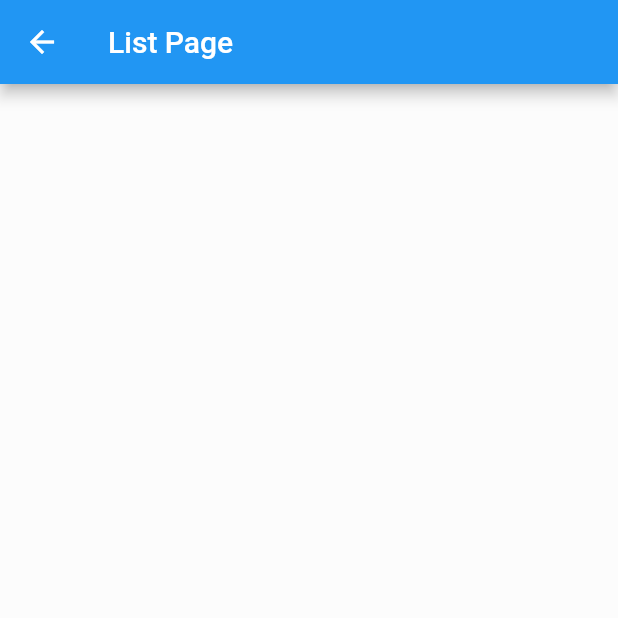
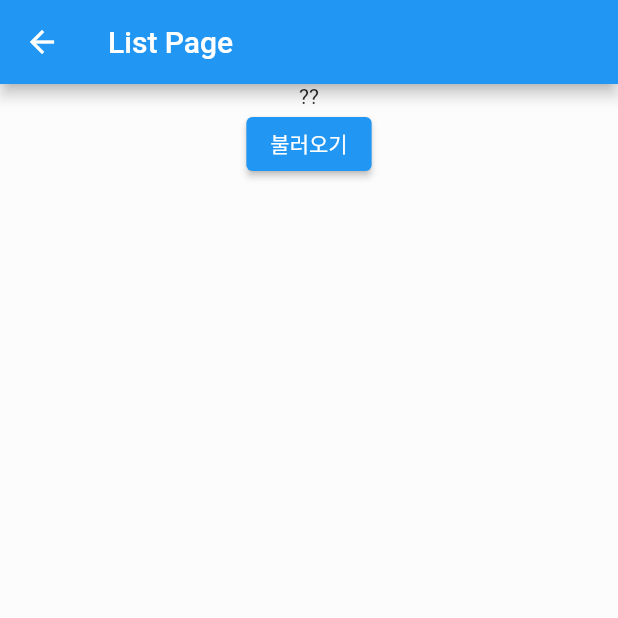
Before and after one commit to iyeaaa/Jeong-Yak-yong, a Flutter app: the ListPage screen opened directly, on a phone screen of 412 x 824 dp, the top half of it. Run offline on Flutter 3.47's test engine with Material 2 defaults, Android fonts, the phone set to English and light mode, and no system bars; our stand-ins replace cloud_firestore, firebase_auth, firebase_core, google_fonts; accounts and stored records are empty.

Commit message:
정보 수정

```diff
--- a/lib/main_pages/listpage.dart
+++ b/lib/main_pages/listpage.dart
@@ -1,5 +1,6 @@
-
+import 'package:firebase_auth/firebase_auth.dart';
 import 'package:flutter/material.dart';
+import 'package:cloud_firestore/cloud_firestore.dart';
 
 class ListPage extends StatefulWidget {
   const ListPage({Key? key}) : super(key: key);
@@ -9,6 +10,18 @@ class ListPage extends StatefulWidget {
 }
 
 class _ListPageState extends State<ListPage> {
+  FirebaseAuth firebaseAuth = FirebaseAuth.instance;
+  FirebaseFirestore firestore = FirebaseFirestore.instance;
+  var name = "??";
+  var userEmail = "";
+
+  @override
+  void initState() {
+    // TODO: implement initState
+    super.initState();
+    userEmail = firebaseAuth.currentUser!.email!;
+  }
+
   @override
   Widget build(BuildContext context) {
     return Scaffold(
@@ -16,7 +29,23 @@ class _ListPageState extends State<ListPage> {
       appBar: AppBar(
         title: const Text("List Page"),
       ),
-      body: Container(),
+      // firestore test
+      body: Center(
+        child: Column(
+          children: [
+            Text(name),
+            ElevatedButton(
+              onPressed: () async {
+                var testData = await firestore.collection(userEmail).doc('mediInfo').get();
+                setState(() {
+                  name = testData['itemName'];
+                });
+              },
+              child: const Text("불러오기"),
+            ),
+          ],
+        ),
+      ),
     );
   }
 }
```
Also changed, not shown: lib/main_pages/searchpage.dart (+10 -0 lines), 2 other files.
